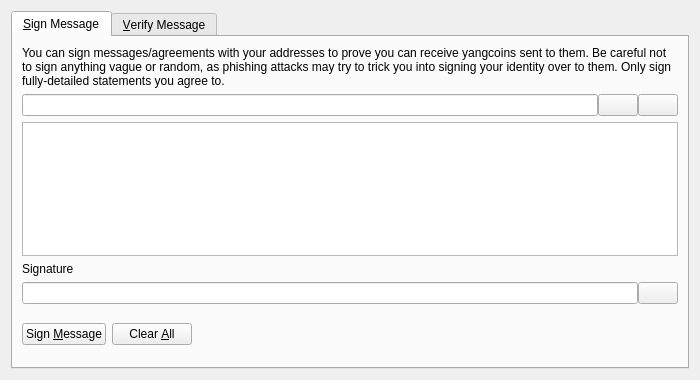
Before: the Qt Designer form src/qt/forms/signverifymessagedialog.ui in yangcoin/litecoin, drawn with Qt 5.
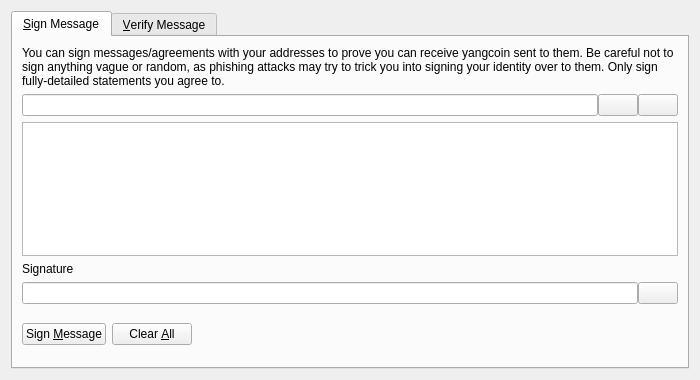
After: the same form once the commit is applied. Icons and pictures are not drawn. Custom widgets are drawn as their Qt base class.

Diff of the .ui file:
```diff
--- a/src/qt/forms/signverifymessagedialog.ui
+++ b/src/qt/forms/signverifymessagedialog.ui
@@ -30,7 +30,7 @@
        <item>
         <widget class="QLabel" name="infoLabel_SM">
          <property name="text">
-          <string>You can sign messages/agreements with your addresses to prove you can receive yangcoins sent to them. Be careful not to sign anything vague or random, as phishing attacks may try to trick you into signing your identity over to them. Only sign fully-detailed statements you agree to.</string>
+          <string>You can sign messages/agreements with your addresses to prove you can receive yangcoin sent to them. Be careful not to sign anything vague or random, as phishing attacks may try to trick you into signing your identity over to them. Only sign fully-detailed statements you agree to.</string>
          </property>
          <property name="textFormat">
           <enum>Qt::PlainText</enum>
```
